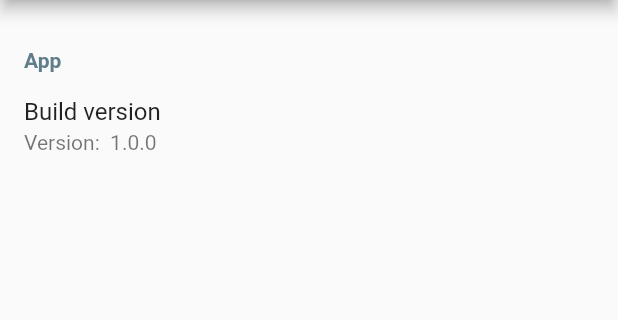
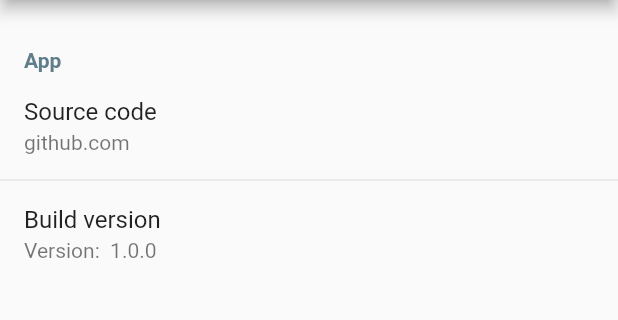
Before and after one commit to droibit/flutter-todo, a Flutter app: the SettingsPage screen opened by its route, on a phone screen of 412 x 824 dp, the part 84-404 px from its top. Run offline on Flutter 3.47's test engine with Material 2 defaults, Android fonts, the phone set to English and light mode, and no system bars; our stand-ins replace flutter_redux, package_info, redux, shared_preferences, sqflite; missing offline and left inert: flutter_custom_tabs; accounts and stored records are empty.

Commit message:
Add source code link

```diff
--- a/lib/i10n/app_localizations.dart
+++ b/lib/i10n/app_localizations.dart
@@ -67,6 +67,8 @@ class AppLocalizations {
 
   String get settings => Intl.message('Settings', name: 'settings');
 
+  String get sourceCodeTitle => Intl.message('Source code', name: 'sourceCodeTitle');
+
   String get appCategory => Intl.message('App', name: 'appCategory');
 
   String get buildVersionTitle =>
--- a/lib/i10n/intl_en.arb
+++ b/lib/i10n/intl_en.arb
@@ -24,6 +24,7 @@
   "statisticsCompletedTasks": "Completed TO-DOs:",
   "settings": "Settings",
   "appCategory": "App",
+  "sourceCodeTitle": "Source code",
   "buildVersionTitle": "Build version",
   "buildVersionSubtitle": "Version: "
 }
--- a/lib/i10n/intl_ja.arb
+++ b/lib/i10n/intl_ja.arb
@@ -24,6 +24,7 @@
   "statisticsCompletedTasks": "未完了TO-DO:",
   "settings": "設定",
   "appCategory": "App",
+  "sourceCodeTitle": "ソースコード",
   "buildVersionTitle": "ビルドバージョン",
   "buildVersionSubtitle": "バージョン: "
 }
--- a/lib/i10n/messages_en.dart
+++ b/lib/i10n/messages_en.dart
@@ -31,6 +31,7 @@ class MessageLookup extends MessageLookupByLibrary {
     "newTaskTitleValidationError" : MessageLookupByLibrary.simpleMessage("Title is required."),
     "noTasks" : MessageLookupByLibrary.simpleMessage("No TO-DOs."),
     "settings" : MessageLookupByLibrary.simpleMessage("Settings"),
+    "sourceCodeTitle" : MessageLookupByLibrary.simpleMessage("Source code"),
     "statistics" : MessageLookupByLibrary.simpleMessage("Statistics"),
     "statisticsActiveTasks" : MessageLookupByLibrary.simpleMessage("Active TO-DOs:"),
     "statisticsCompletedTasks" : MessageLookupByLibrary.simpleMessage("Completed TO-DOs:"),
--- a/lib/i10n/messages_ja.dart
+++ b/lib/i10n/messages_ja.dart
@@ -31,6 +31,7 @@ class MessageLookup extends MessageLookupByLibrary {
     "newTaskTitleValidationError" : MessageLookupByLibrary.simpleMessage("タイトルは必須です"),
     "noTasks" : MessageLookupByLibrary.simpleMessage("TO-DOなし"),
     "settings" : MessageLookupByLibrary.simpleMessage("設定"),
+    "sourceCodeTitle" : MessageLookupByLibrary.simpleMessage("ソースコード"),
     "statistics" : MessageLookupByLibrary.simpleMessage("統計"),
     "statisticsActiveTasks" : MessageLookupByLibrary.simpleMessage("完了済みTO-DO:"),
     "statisticsCompletedTasks" : MessageLookupByLibrary.simpleMessage("未完了TO-DO:"),
--- a/lib/i10n/messages_messages.dart
+++ b/lib/i10n/messages_messages.dart
@@ -31,6 +31,7 @@ class MessageLookup extends MessageLookupByLibrary {
     "newTaskTitleValidationError" : MessageLookupByLibrary.simpleMessage("Title is required."),
     "noTasks" : MessageLookupByLibrary.simpleMessage("No TO-DOs."),
     "settings" : MessageLookupByLibrary.simpleMessage("Settings"),
+    "sourceCodeTitle" : MessageLookupByLibrary.simpleMessage("Source code"),
     "statistics" : MessageLookupByLibrary.simpleMessage("Statistics"),
     "statisticsActiveTasks" : MessageLookupByLibrary.simpleMessage("Active TO-DOs:"),
     "statisticsCompletedTasks" : MessageLookupByLibrary.simpleMessage("Completed TO-DOs:"),
--- a/lib/ui/settings/settings_page.dart
+++ b/lib/ui/settings/settings_page.dart
@@ -1,4 +1,5 @@
 import 'package:flutter/material.dart';
+import 'package:flutter_custom_tabs/flutter_custom_tabs.dart';
 import 'package:flutter_redux/flutter_redux.dart';
 
 import '../../action/action.dart';
@@ -11,7 +12,6 @@ class SettingsPage extends StatelessWidget {
 
   @override
   Widget build(BuildContext context) {
-    final localizations = AppLocalizations.of(context);
     return new Scaffold(
       drawer: new AppDrawer(selectedNavigation: NavigationId.settings),
       appBar: new AppBar(
@@ -22,8 +22,14 @@ class SettingsPage extends StatelessWidget {
         title: new Text(AppLocalizations.of(context).settings),
       ),
       body: new ListView(
-        children: <Widget>[
-          // App category.
+        children: <Widget>[]..addAll(_buildAppCategory(context)),
+      ),
+    );
+  }
+
+  List<Widget> _buildAppCategory(BuildContext context) {
+    final localizations = AppLocalizations.of(context);
+    return <Widget>[
       new Container(
         constraints: new BoxConstraints(maxHeight: 48.0),
         child: new Padding(
@@ -39,6 +45,24 @@ class SettingsPage extends StatelessWidget {
             ),
           ),
         ),
+      ),
+    ]..addAll(ListTile.divideTiles(
+        context: context,
+        tiles: <ListTile>[
+          new ListTile(
+            title: new Text(localizations.sourceCodeTitle),
+            subtitle: const Text('github.com'),
+            onTap: () async {
+              await launch(
+                'https://github.com/droibit/flutter-todo',
+                option: new CustomTabsOption(
+                  toolbarColor: Theme.of(context).primaryColor,
+                  enableDefaultShare: true,
+                  enableUrlBarHiding: true,
+                  showPageTitle: true,
+                ),
+              );
+            },
           ),
           new ListTile(
             title: new Text(localizations.buildVersionTitle),
@@ -56,7 +80,6 @@ class SettingsPage extends StatelessWidget {
             ),
           ),
         ],
-      ),
-    );
+      ));
   }
 }
```
Also changed, not shown: lib/i10n/intl_messages.arb (+6 -1 lines). Lines whose indentation alone changed are shown as unchanged.
